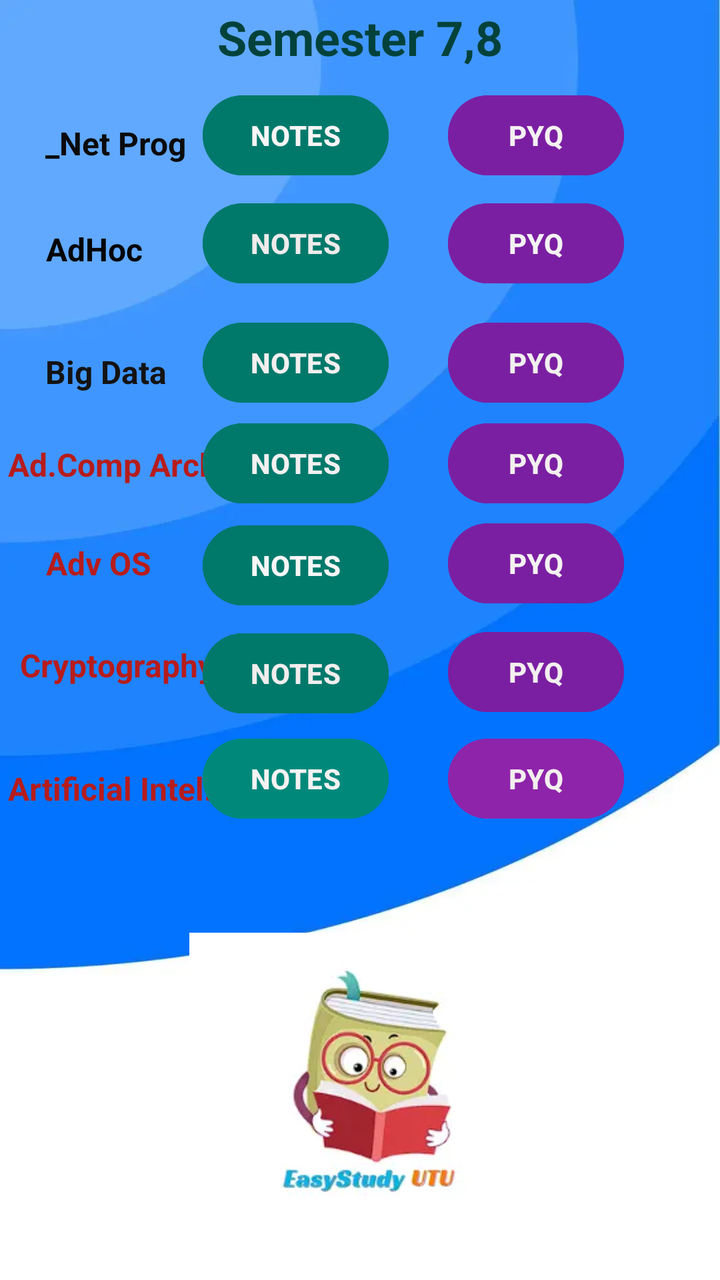
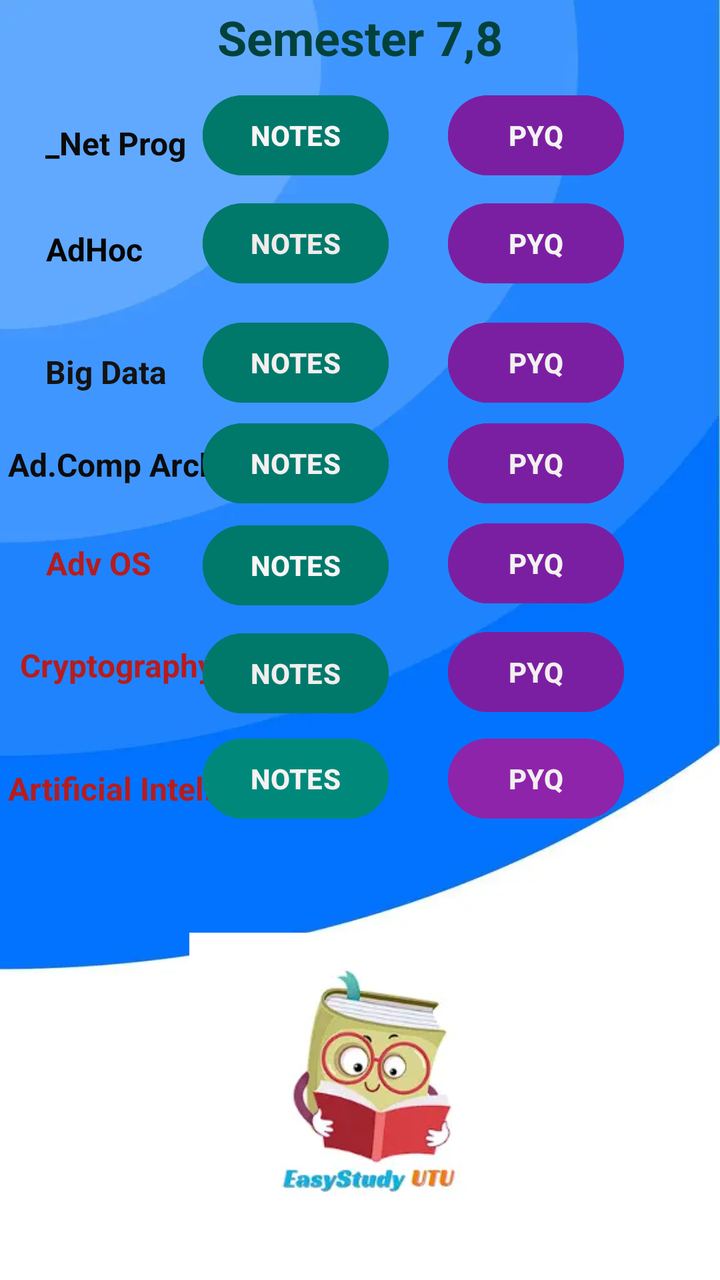

Screens rendered from an Android XML layout before and after an edit, with the pre-edit source and the edit as a unified diff.
<!-- AndroidManifest.xml: application theme Theme.EasyStudyUTU -->
<!-- res/layout/activity_fourth_year.xml -->
<?xml version="1.0" encoding="utf-8"?>
<androidx.constraintlayout.widget.ConstraintLayout xmlns:android="http://schemas.android.com/apk/res/android"
    xmlns:app="http://schemas.android.com/apk/res-auto"
    xmlns:tools="http://schemas.android.com/tools"
    style="d"
    android:layout_width="match_parent"
    android:layout_height="match_parent"
    android:background="@drawable/background2"
    android:foregroundTint="#00897B"
    tools:context=".FourthYear">


    <TextView
        android:id="@+id/textView30"
        android:layout_width="wrap_content"
        android:layout_height="wrap_content"
        android:text="Cryptography"
        android:textColor="#B71C1C"
        android:textSize="16dp"
        android:textStyle="bold"
        app:layout_constraintBottom_toBottomOf="parent"
        app:layout_constraintEnd_toEndOf="parent"
        app:layout_constraintHorizontal_bias="0.038"
        app:layout_constraintStart_toStartOf="parent"
        app:layout_constraintTop_toTopOf="parent"
        app:layout_constraintVertical_bias="0.52" />

    <Button
        android:id="@+id/adhocpyq"
        android:layout_width="wrap_content"
        android:layout_height="wrap_content"
        android:backgroundTint="#7B1FA2"
        android:text="PYQ"
        android:textColor="#F4F3F3"
        android:textStyle="bold"
        app:layout_constraintBottom_toBottomOf="parent"
        app:layout_constraintEnd_toEndOf="parent"
        app:layout_constraintHorizontal_bias="0.823"
        app:layout_constraintStart_toStartOf="parent"
        app:layout_constraintTop_toTopOf="parent"
        app:layout_constraintVertical_bias="0.165" />

    <TextView
        android:id="@+id/textView25"
        android:layout_width="wrap_content"
        android:layout_height="wrap_content"
        android:foregroundTint="#F44336"
        android:text="Semester 7,8"
        android:textColor="#03423B"
        android:textSize="24dp"
        android:textStyle="bold"
        app:layout_constraintBottom_toBottomOf="parent"
        app:layout_constraintEnd_toEndOf="parent"
        app:layout_constraintStart_toStartOf="parent"
        app:layout_constraintTop_toTopOf="parent"
        app:layout_constraintVertical_bias="0.004" />

    <TextView
        android:id="@+id/textView26"
        android:layout_width="wrap_content"
        android:layout_height="wrap_content"
        android:text="_Net Prog"
        android:textColor="#0B0B0B"
        android:textSize="16dp"
        android:textStyle="bold"
        app:layout_constraintBottom_toBottomOf="parent"
        app:layout_constraintEnd_toEndOf="parent"
        app:layout_constraintHorizontal_bias="0.078"
        app:layout_constraintStart_toStartOf="parent"
        app:layout_constraintTop_toTopOf="parent"
        app:layout_constraintVertical_bias="0.098" />

    <Button
        android:id="@+id/dotnetnotes"
        android:layout_width="wrap_content"
        android:layout_height="wrap_content"
        android:backgroundTint="#00796B"
        android:text="NOTES"
        android:textColor="#F8F5F5"
        android:textStyle="bold"
        app:layout_constraintBottom_toBottomOf="parent"
        app:layout_constraintEnd_toEndOf="parent"
        app:layout_constraintHorizontal_bias="0.38"
        app:layout_constraintStart_toStartOf="parent"
        app:layout_constraintTop_toTopOf="parent"
        app:layout_constraintVertical_bias="0.074" />

    <Button
        android:id="@+id/dotnetpyq"
        android:layout_width="wrap_content"
        android:layout_height="wrap_content"
        android:backgroundTint="#7B1FA2"
        android:text="PYQ"
        android:textColor="#F4F2F2"
        android:textStyle="bold"
        app:layout_constraintBottom_toBottomOf="parent"
        app:layout_constraintEnd_toEndOf="parent"
        app:layout_constraintHorizontal_bias="0.823"
        app:layout_constraintStart_toStartOf="parent"
        app:layout_constraintTop_toTopOf="parent"
        app:layout_constraintVertical_bias="0.074" />

    <TextView
        android:id="@+id/textView27"
        android:layout_width="wrap_content"
        android:layout_height="wrap_content"
        android:text="AdHoc "
        android:textColor="#050505"
        android:textSize="16dp"
        android:textStyle="bold"
        app:layout_constraintBottom_toBottomOf="parent"
        app:layout_constraintEnd_toEndOf="parent"
        app:layout_constraintHorizontal_bias="0.075"
        app:layout_constraintStart_toStartOf="parent"
        app:layout_constraintTop_toTopOf="parent"
        app:layout_constraintVertical_bias="0.184" />

    <Button
        android:id="@+id/adhocnotes"
        android:layout_width="wrap_content"
        android:layout_height="wrap_content"
        android:backgroundTint="#00796B"
        android:text="NOTES"
        android:textColor="#EFEBEB"
        android:textStyle="bold"
        app:layout_constraintBottom_toBottomOf="parent"
        app:layout_constraintEnd_toEndOf="parent"
        app:layout_constraintHorizontal_bias="0.38"
        app:layout_constraintStart_toStartOf="parent"
        app:layout_constraintTop_toTopOf="parent"
        app:layout_constraintVertical_bias="0.165" />

    <TextView
        android:id="@+id/textView28"
        android:layout_width="wrap_content"
        android:layout_height="wrap_content"
        android:text="Big Data"
        android:textAllCaps="false"
        android:textColor="#141313"
        android:textSize="16dp"
        android:textStyle="bold"
        app:layout_constraintBottom_toBottomOf="parent"
        app:layout_constraintEnd_toEndOf="parent"
        app:layout_constraintHorizontal_bias="0.076"
        app:layout_constraintStart_toStartOf="parent"
        app:layout_constraintTop_toTopOf="parent"
        app:layout_constraintVertical_bias="0.283" />

    <Button
        android:id="@+id/bigdatanotes"
        android:layout_width="wrap_content"
        android:layout_height="wrap_content"
        android:backgroundTint="#00796B"
        android:text="NOTES"
        android:textColor="#F3EFEF"
        android:textStyle="bold"
        app:layout_constraintBottom_toBottomOf="parent"
        app:layout_constraintEnd_toEndOf="parent"
        app:layout_constraintHorizontal_bias="0.38"
        app:layout_constraintStart_toStartOf="parent"
        app:layout_constraintTop_toTopOf="parent"
        app:layout_constraintVertical_bias="0.266" />

    <Button
        android:id="@+id/bigdatapyq"
        android:layout_width="wrap_content"
        android:layout_height="wrap_content"
        android:backgroundTint="#7B1FA2"
        android:text="PYQ"
        android:textColor="#F1EFEF"
        android:textStyle="bold"
        app:layout_constraintBottom_toBottomOf="parent"
        app:layout_constraintEnd_toEndOf="parent"
        app:layout_constraintHorizontal_bias="0.823"
        app:layout_constraintStart_toStartOf="parent"
        app:layout_constraintTop_toTopOf="parent"
        app:layout_constraintVertical_bias="0.266" />

    <TextView
        android:id="@+id/textView24"
        android:layout_width="wrap_content"
        android:layout_height="wrap_content"
        android:text="Ad.Comp Arch"
        android:textColor="#B71C1C"
        android:textSize="16dp"
        android:textStyle="bold"
        app:layout_constraintBottom_toBottomOf="parent"
        app:layout_constraintEnd_toEndOf="parent"
        app:layout_constraintHorizontal_bias="0.016"
        app:layout_constraintStart_toStartOf="parent"
        app:layout_constraintTop_toTopOf="parent"
        app:layout_constraintVertical_bias="0.358" />

    <Button
        android:id="@+id/advcoanotes"
        android:layout_width="wrap_content"
        android:layout_height="wrap_content"
        android:backgroundTint="#00796B"
        android:text="NOTES"
        android:textColor="#F3F0F0"
        android:textStyle="bold"
        app:layout_constraintBottom_toBottomOf="parent"
        app:layout_constraintEnd_toEndOf="parent"
        app:layout_constraintHorizontal_bias="0.38"
        app:layout_constraintStart_toStartOf="parent"
        app:layout_constraintTop_toTopOf="parent"
        app:layout_constraintVertical_bias="0.351" />

    <Button
        android:id="@+id/advcoapyq"
        android:layout_width="wrap_content"
        android:layout_height="wrap_content"
        android:backgroundTint="#7B1FA2"
        android:text="PYQ"
        android:textColor="#F3EFEF"
        android:textStyle="bold"
        app:layout_constraintBottom_toBottomOf="parent"
        app:layout_constraintEnd_toEndOf="parent"
        app:layout_constraintHorizontal_bias="0.823"
        app:layout_constraintStart_toStartOf="parent"
        app:layout_constraintTop_toTopOf="parent"
        app:layout_constraintVertical_bias="0.351" />

    <TextView
        android:id="@+id/textView29"
        android:layout_width="wrap_content"
        android:layout_height="wrap_content"
        android:text="Adv OS"
        android:textColor="#B71C1C"
        android:textSize="16dp"
        android:textStyle="bold"
        app:layout_constraintBottom_toBottomOf="parent"
        app:layout_constraintEnd_toEndOf="parent"
        app:layout_constraintHorizontal_bias="0.075"
        app:layout_constraintStart_toStartOf="parent"
        app:layout_constraintTop_toTopOf="parent"
        app:layout_constraintVertical_bias="0.438" />

    <Button
        android:id="@+id/advosnotes"
        android:layout_width="wrap_content"
        android:layout_height="wrap_content"
        android:backgroundTint="#00796B"
        android:text="NOTES"
        android:textColor="#F8F6F6"
        android:textStyle="bold"
        app:layout_constraintBottom_toBottomOf="parent"
        app:layout_constraintEnd_toEndOf="parent"
        app:layout_constraintHorizontal_bias="0.38"
        app:layout_constraintStart_toStartOf="parent"
        app:layout_constraintTop_toTopOf="parent"
        app:layout_constraintVertical_bias="0.437" />

    <Button
        android:id="@+id/advospyq"
        android:layout_width="wrap_content"
        android:layout_height="wrap_content"
        android:backgroundTint="#7B1FA2"
        android:text="PYQ"
        android:textColor="#F4F1F1"
        android:textStyle="bold"
        app:layout_constraintBottom_toBottomOf="parent"
        app:layout_constraintEnd_toEndOf="parent"
        app:layout_constraintHorizontal_bias="0.823"
        app:layout_constraintStart_toStartOf="parent"
        app:layout_constraintTop_toTopOf="@+id/textView25"
        app:layout_constraintVertical_bias="0.433" />

    <Button
        android:id="@+id/cryptonotes"
        android:layout_width="wrap_content"
        android:layout_height="wrap_content"
        android:backgroundTint="#00796B"
        android:text="NOTES"
        android:textColor="#F1EDED"
        android:textStyle="bold"
        app:layout_constraintBottom_toBottomOf="parent"
        app:layout_constraintEnd_toEndOf="parent"
        app:layout_constraintHorizontal_bias="0.38"
        app:layout_constraintStart_toStartOf="parent"
        app:layout_constraintTop_toTopOf="parent"
        app:layout_constraintVertical_bias="0.528" />

    <Button
        android:id="@+id/cryptopyq"
        android:layout_width="wrap_content"
        android:layout_height="wrap_content"
        android:backgroundTint="#7B1FA2"
        android:text="PYQ"
        android:textColor="#F3EFEF"
        android:textStyle="bold"
        app:layout_constraintBottom_toBottomOf="parent"
        app:layout_constraintEnd_toEndOf="parent"
        app:layout_constraintHorizontal_bias="0.823"
        app:layout_constraintStart_toStartOf="parent"
        app:layout_constraintTop_toTopOf="@+id/textView25"
        app:layout_constraintVertical_bias="0.525" />

    <ImageView
        android:id="@+id/imageView7"
        android:layout_width="171dp"
        android:layout_height="185dp"
        app:layout_constraintBottom_toBottomOf="parent"
        app:layout_constraintEnd_toEndOf="parent"
        app:layout_constraintStart_toStartOf="parent"
        app:layout_constraintTop_toTopOf="parent"
        app:layout_constraintVertical_bias="1.0"
        app:srcCompat="@drawable/applogo" />

    <TextView
        android:id="@+id/textView31"
        android:layout_width="wrap_content"
        android:layout_height="wrap_content"
        android:backgroundTint="#D81B60"
        android:text="Artificial Intel."
        android:textColor="#B71C1C"
        android:textSize="16dp"
        android:textStyle="bold"
        app:layout_constraintBottom_toBottomOf="parent"
        app:layout_constraintEnd_toEndOf="parent"
        app:layout_constraintHorizontal_bias="0.016"
        app:layout_constraintStart_toStartOf="parent"
        app:layout_constraintTop_toTopOf="parent"
        app:layout_constraintVertical_bias="0.62" />

    <Button
        android:id="@+id/ainotes"
        android:layout_width="wrap_content"
        android:layout_height="wrap_content"
        android:backgroundTint="#00897B"
        android:text="NOTES"
        android:textColor="#F4F2F2"
        android:textStyle="bold"
        app:layout_constraintBottom_toBottomOf="parent"
        app:layout_constraintEnd_toEndOf="parent"
        app:layout_constraintHorizontal_bias="0.38"
        app:layout_constraintStart_toStartOf="parent"
        app:layout_constraintTop_toTopOf="parent"
        app:layout_constraintVertical_bias="0.617" />

    <Button
        android:id="@+id/aipyq"
        android:layout_width="wrap_content"
        android:layout_height="wrap_content"
        android:backgroundTint="#8E24AA"
        android:text="PYQ"
        android:textColor="#F3EFEF"
        android:textStyle="bold"
        app:layout_constraintBottom_toBottomOf="parent"
        app:layout_constraintEnd_toEndOf="parent"
        app:layout_constraintHorizontal_bias="0.823"
        app:layout_constraintStart_toStartOf="parent"
        app:layout_constraintTop_toTopOf="parent"
        app:layout_constraintVertical_bias="0.617" />

</androidx.constraintlayout.widget.ConstraintLayout>
<!-- resources referenced by this layout -->
<resources>
  <!-- drawable applogo: webp bitmap (drawable, 4716 bytes) -->
  <!-- drawable background2: webp bitmap (drawable, 6770 bytes) -->
  <style name="Theme.EasyStudyUTU" parent="Base.Theme.EasyStudyUTU" />
  <style name="Base.Theme.EasyStudyUTU" parent="Theme.Material3.DayNight.NoActionBar">
          
          
      </style>
</resources>

<!-- the commit's change to res/layout/activity_fourth_year.xml (unified diff, before → after) -->
@@ -181,7 +181,7 @@
         android:layout_width="wrap_content"
         android:layout_height="wrap_content"
         android:text="Ad.Comp Arch"
-        android:textColor="#B71C1C"
+        android:textColor="#0D0C0C"
         android:textSize="16dp"
         android:textStyle="bold"
         app:layout_constraintBottom_toBottomOf="parent"
